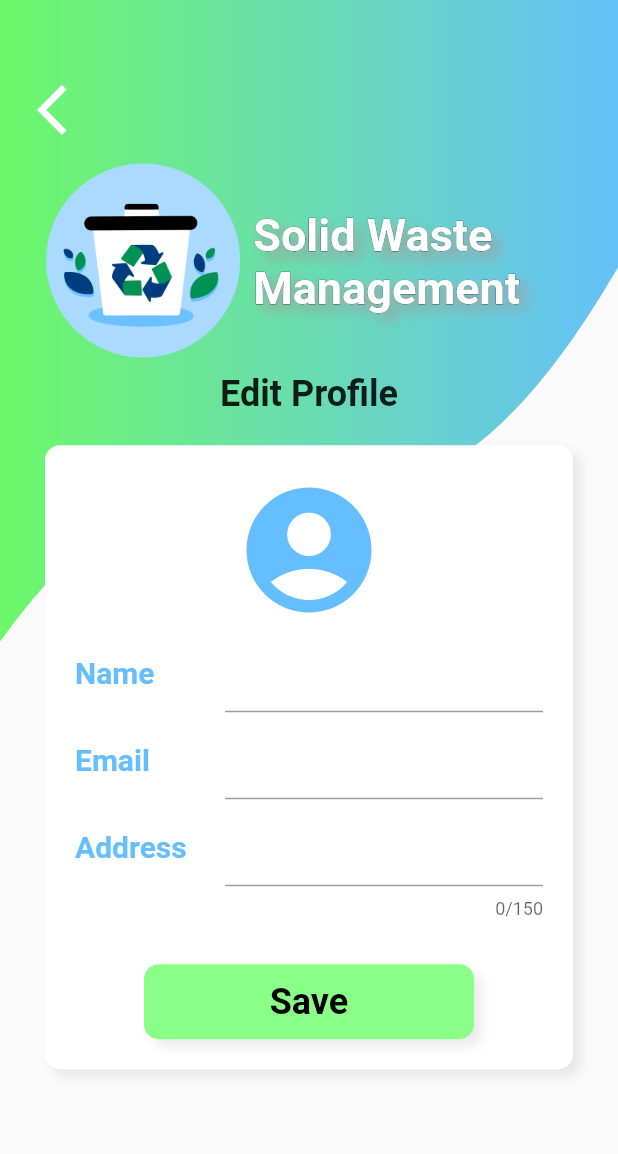
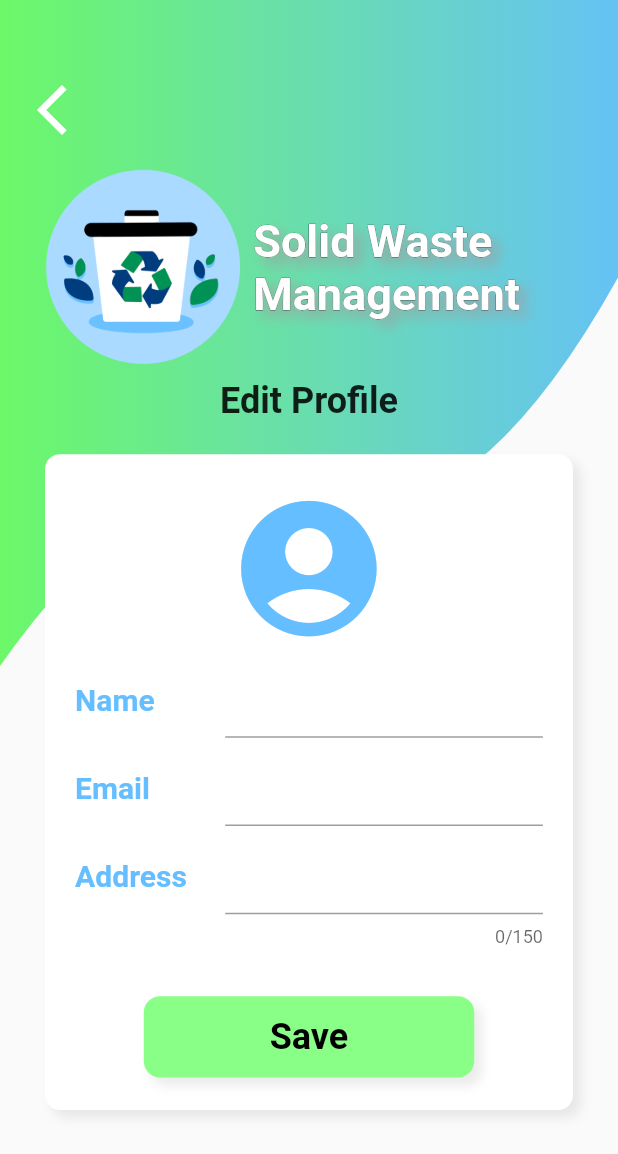
Before and after one commit to KahChoo99/Waste-Management-Application---Flutter, a Flutter app: the UserEditMyProfile screen opened directly with empty values, on a phone screen of 412 x 824 dp. Shown: the top 1154 px of the screen. Run offline on Flutter 3.47's test engine with Material 2 defaults, Android fonts, the phone set to English and light mode, and no system bars; drawn by our look-alikes of bordered_text; our stand-ins replace hive; accounts and stored records are empty; generated files the repository leaves out were written again.

Commit message:
Set responsive layout for user_edit_my_profile.dart

```diff
--- a/lib/screens/main/user/user_edit_my_profile.dart
+++ b/lib/screens/main/user/user_edit_my_profile.dart
@@ -3,6 +3,7 @@ import 'package:flutter/material.dart';
 import 'package:flutter/rendering.dart';
 import 'package:waste_management/constants/strings.dart';
 import 'package:waste_management/constants/themes.dart';
+import 'package:waste_management/constants/values.dart';
 import 'package:waste_management/data/data.dart';
 import 'package:waste_management/data/user/user.dart';
 import 'package:waste_management/data/userProfile/userProfile.dart';
@@ -26,6 +27,7 @@ class _UserEditMyProfile extends State<UserEditMyProfile> {
   void initState() {
     super.initState();
   }
+
   Data d = Data.getInstance();
 
   TextEditingController _nameEditingController = TextEditingController();
@@ -36,6 +38,9 @@ class _UserEditMyProfile extends State<UserEditMyProfile> {
   Widget build(BuildContext context) {
     double screenWidth = MediaQuery.of(context).size.width;
     double screenHeight = MediaQuery.of(context).size.height;
+
+    double widthRatio = screenWidth / dDemoWidth;
+    double heightRatio = screenHeight / dDemoHeight;
 
     User user = widget.userProfile.user;
     Map<String, String> userData = widget.userProfile.getUseProfileData();
@@ -61,25 +66,35 @@ class _UserEditMyProfile extends State<UserEditMyProfile> {
     Column cardList = Column(
       children: [
         SizedBox(
-          height: 20,
+          height: 20 * heightRatio,
         ),
         Container(
           width: screenWidth,
-          padding: EdgeInsets.fromLTRB(10, 10, 10, 10),
-          margin: EdgeInsets.fromLTRB(30, 0, 30, 0),
+          padding: EdgeInsets.fromLTRB(
+            10 * widthRatio,
+            10 * heightRatio,
+            10 * widthRatio,
+            10 * heightRatio,
+          ),
+          margin: EdgeInsets.fromLTRB(
+            30 * widthRatio,
+            0,
+            30 * widthRatio,
+            0,
+          ),
           decoration: mainContainerBGBoxDecoration,
           child: Column(
             children: [
               SizedBox(
-                height: 10,
+                height: 10 * heightRatio,
               ),
               Icon(
                 Icons.account_circle_sharp,
                 color: wordAndIconBlue,
-                size: 100,
+                size: 100 * heightRatio,
               ),
               SizedBox(
-                height: 10,
+                height: 10 * heightRatio,
               ),
               for (var i = 0; i < userDataKeys.length; i++)
                 Row(
@@ -88,29 +103,39 @@ class _UserEditMyProfile extends State<UserEditMyProfile> {
                     Expanded(
                       flex: 3,
                       child: Container(
-                        margin: EdgeInsets.fromLTRB(10, 10, 0, 10),
+                        margin: EdgeInsets.fromLTRB(
+                          10 * widthRatio,
+                          10 * heightRatio,
+                          0,
+                          10 * heightRatio,
+                        ),
                         child: Text(
                           userDataKeys[i],
                           style: TextStyle(
                             color: wordAndIconBlue,
                             fontWeight: FontWeight.bold,
-                            fontSize: 20,
+                            fontSize: 20 * widthRatio,
                           ),
                         ),
                       ),
                     ),
                     SizedBox(
-                      width: 15,
+                      width: 15 * widthRatio,
                     ),
                     Expanded(
                       flex: 7,
                       child: Container(
-                        margin: EdgeInsets.fromLTRB(0, 0, 10, 10),
+                        margin: EdgeInsets.fromLTRB(
+                            0, 0, 10 * widthRatio, 10 * heightRatio),
                         child: i != userDataKeys.length - 1
                             ? TextField(
                                 keyboardType: TextInputType.multiline,
                                 maxLines: null,
                                 controller: _editingController[i],
+                                style: TextStyle(
+                                  fontSize: (defaultTextFieldFontSize + 2) *
+                                      widthRatio,
+                                ),
                               )
                             : TextField(
                                 keyboardType: TextInputType.multiline,
@@ -118,23 +143,32 @@ class _UserEditMyProfile extends State<UserEditMyProfile> {
                                 maxLength: 150,
                                 maxLengthEnforced: true,
                                 controller: _editingController[i],
+                                style: TextStyle(
+                                  fontSize: (defaultTextFieldFontSize + 2) *
+                                      widthRatio,
+                                ),
                               ),
                       ),
                     )
                   ],
                 ),
               SizedBox(
-                height: 10,
+                height: 10 * heightRatio,
               ),
               Container(
-                margin: EdgeInsets.fromLTRB(50, 10, 50, 10),
+                margin: EdgeInsets.fromLTRB(
+                  50 * widthRatio,
+                  10 * heightRatio,
+                  50 * widthRatio,
+                  10 * heightRatio,
+                ),
                 decoration: mainButtonBoxDecoration,
                 child: FlatButton(
                   shape: RoundedRectangleBorder(
-                    borderRadius: BorderRadius.circular(10.0),
+                    borderRadius: BorderRadius.circular(10.0 * heightRatio),
                   ),
-                  minWidth: 220,
-                  height: 50,
+                  minWidth: 220 * widthRatio,
+                  height: 50 * heightRatio,
                   onPressed: () {
                     String name = _nameEditingController.text;
                     print(name);
@@ -148,16 +182,21 @@ class _UserEditMyProfile extends State<UserEditMyProfile> {
                       if (!email.contains("@") || !email.contains(".com"))
                         showPleaseUseValidEmail(context);
                       else {
-                        UserProfile userProfile = UserProfile(user, userID, name, email, address);
+                        UserProfile userProfile =
+                            UserProfile(user, userID, name, email, address);
                         d.editProfile(userProfile);
                         showSaveSuccess(context);
                       }
                     }
                   },
                   color: buttonGreen,
-                  child: Text(sSave,
-                      style:
-                          TextStyle(fontWeight: FontWeight.bold, fontSize: 24)),
+                  child: Text(
+                    sSave,
+                    style: TextStyle(
+                      fontWeight: FontWeight.bold,
+                      fontSize: 24 * widthRatio,
+                    ),
+                  ),
                   textColor: Colors.black,
                 ),
               ),
@@ -167,26 +206,32 @@ class _UserEditMyProfile extends State<UserEditMyProfile> {
       ],
     );
 
-    return StatefulBuilder(builder: (context, setState){
+    return StatefulBuilder(builder: (context, setState) {
       return Scaffold(
-        body: SingleChildScrollView(
+        body: Stack(
+          children: [
+            BackgroundPainter(),
+            SingleChildScrollView(
               child: Container(
                 alignment: Alignment.center,
                 child: Stack(
                   children: [
-                BackgroundPainter(),
                     Column(
                       children: [
                         SizedBox(
-                      height: 50,
+                          height: 50 * heightRatio,
                         ),
                         Column(
                           mainAxisAlignment: MainAxisAlignment.center,
                           children: <Widget>[
                             IconAndTitle(screenWidth: screenWidth),
-                        Text(sEditProfile,
+                            Text(
+                              sEditProfile,
                               style: TextStyle(
-                                fontWeight: FontWeight.bold, fontSize: 24)),
+                                fontWeight: FontWeight.bold,
+                                fontSize: 24 * widthRatio,
+                              ),
+                            ),
                             Container(
                               width: screenWidth,
                               child: cardList,
@@ -195,10 +240,15 @@ class _UserEditMyProfile extends State<UserEditMyProfile> {
                         ),
                       ],
                     ),
-                ArrowBackPop(screenWidth: screenWidth, screenHeight: screenHeight),
+                    ArrowBackPop(
+                      screenWidth: screenWidth,
+                      screenHeight: screenHeight,
+                    ),
                   ],
                 ),
               ),
+            ),
+          ],
         ),
       );
     });
```
Lines whose indentation alone changed are shown as unchanged.
